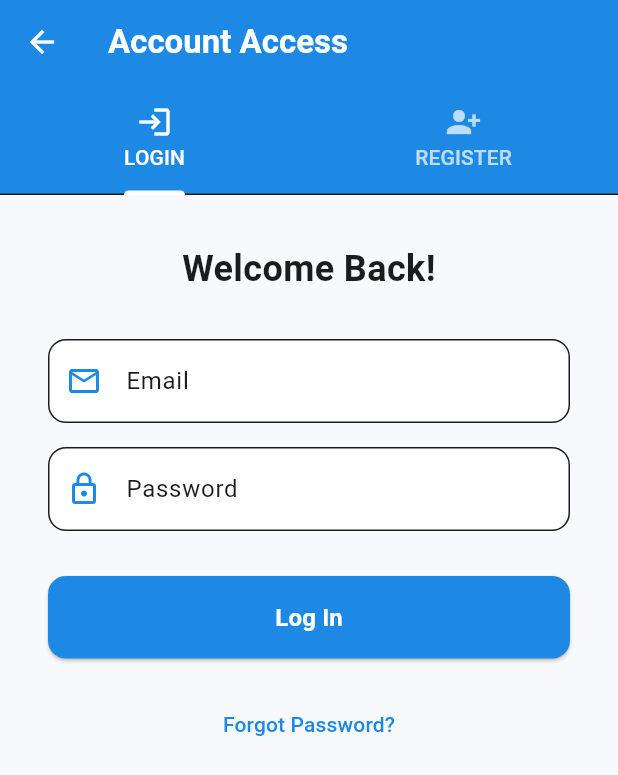
After one commit to azzam380/flutter_news_app, a Flutter app: the AuthView screen opened by its route, on a phone screen of 412 x 824 dp. The commit adds this screen. Shown: the top 775 px of the screen. Run offline on Flutter 3.47's test engine with Material 3 defaults, Android fonts, the phone set to English and light mode, and no system bars; our stand-ins replace cached_network_image, flutter_dotenv, get, share_plus, timeago; network calls fail.

Commit message:
second commit

```diff
--- a/lib/controllers/news_controller.dart
+++ b/lib/controllers/news_controller.dart
@@ -6,13 +6,37 @@ import 'package:news_app/utils/constants.dart';
 class NewsController extends GetxController {
   final NewsService _newsService = NewsService();
 
-  // Observable variables
+  // --- OBSERVABLE STATE UNTUK OTENTIKASI ---
+  final _isLoggedIn = false.obs;
+  final _username = 'Guest'.obs;
+
+  bool get isLoggedIn => _isLoggedIn.value;
+  String get username => _username.value;
+
+  // --- METHODS OTENTIKASI BARU ---
+  void loginUser(String user) {
+    _username.value = user;
+    _isLoggedIn.value = true;
+  }
+
+  void logoutUser() {
+    _username.value = 'Guest';
+    _isLoggedIn.value = false;
+    Get.snackbar('Logout', 'You have successfully logged out.', snackPosition: SnackPosition.BOTTOM);
+  }
+
+  void updateUsername(String newUsername) {
+    _username.value = newUsername;
+    Get.snackbar('Success', 'Username updated successfully!', snackPosition: SnackPosition.BOTTOM);
+  }
+
+  // --- VARIABLES NEWS LAMA ---
   final _isLoading = false.obs;
   final _articles = <NewsArticle>[].obs;
   final _selectedCategory = 'general'.obs;
   final _error = ''.obs;
 
-  // Getters
+  // Getters News
   bool get isLoading => _isLoading.value;
   List<NewsArticle> get articles => _articles;
   String get selectedCategory => _selectedCategory.value;
@@ -25,6 +49,7 @@ class NewsController extends GetxController {
     fetchTopHeadlines();
   }
 
+  // ... (Sisa fungsi fetchTopHeadlines, refreshNews, selectCategory, searchNews tidak berubah)
   Future<void> fetchTopHeadlines({String? category}) async {
     try {
       _isLoading.value = true;
--- a/lib/routes/app_pages.dart
+++ b/lib/routes/app_pages.dart
@@ -3,6 +3,9 @@ import 'package:news_app/bindings/home_binding.dart';
 import 'package:news_app/views/home_view.dart';
 import 'package:news_app/views/news_detail_view.dart';
 import 'package:news_app/views/splash_view.dart';
+import 'package:news_app/views/notification_view.dart';
+import 'package:news_app/views/auth_view.dart';
+import 'package:news_app/views/account_center_view.dart'; // BARU DITAMBAHKAN
 
 part 'app_routes.dart';
 
@@ -15,5 +18,8 @@ class AppPages {
     GetPage(name: _Paths.SPLASH, page: () => SplashView()),
     GetPage(name: _Paths.HOME, page: () => HomeView(), binding: HomeBinding()),
     GetPage(name: _Paths.NEWS_DETAIL, page: () => NewsDetailView()),
+    GetPage(name: _Paths.NOTIFICATION, page: () => const NotificationView()),
+    GetPage(name: _Paths.AUTH, page: () => const AuthView()),
+    GetPage(name: _Paths.ACCOUNT_CENTER, page: () => const AccountCenterView()), // BARU DITAMBAHKAN
   ];
 }
--- a/lib/routes/app_routes.dart
+++ b/lib/routes/app_routes.dart
@@ -1,12 +1,17 @@
 // ignore_for_file: constant_identifier_names
 
 part of 'app_pages.dart';
+
+// Part of 'app_pages.dart'
 
 abstract class Routes {
   Routes._();
   static const SPLASH = _Paths.SPLASH;
   static const HOME = _Paths.HOME;
   static const NEWS_DETAIL = _Paths.NEWS_DETAIL;
+  static const NOTIFICATION = _Paths.NOTIFICATION;
+  static const AUTH = _Paths.AUTH;
+  static const ACCOUNT_CENTER = _Paths.ACCOUNT_CENTER; // BARU DITAMBAHKAN
 }
 
 abstract class _Paths {
@@ -14,4 +19,7 @@ abstract class _Paths {
   static const SPLASH = '/splash';
   static const HOME = '/home';
   static const NEWS_DETAIL = '/news-detail';
+  static const NOTIFICATION = '/notification';
+  static const AUTH = '/auth';
+  static const ACCOUNT_CENTER = '/account-center'; // BARU DITAMBAHKAN
 }
--- /dev/null
+++ b/lib/views/auth_view.dart
@@ -0,0 +1,173 @@
+import 'package:flutter/material.dart';
+import 'package:get/get.dart';
+import 'package:news_app/controllers/news_controller.dart'; // Import Controller
+import 'package:news_app/utils/app_colors.dart';
+import 'package:news_app/routes/app_pages.dart';
+
+class AuthView extends StatelessWidget {
+  const AuthView({Key? key}) : super(key: key);
+
+  @override
+  Widget build(BuildContext context) {
+    return DefaultTabController(
+      length: 2,
+      child: Scaffold(
+        backgroundColor: AppColors.background,
+        appBar: AppBar(
+          title: const Text(
+            'Account Access',
+            style: TextStyle(color: AppColors.onPrimary, fontWeight: FontWeight.bold),
+          ),
+          backgroundColor: AppColors.primaryBlue,
+          iconTheme: const IconThemeData(color: AppColors.onPrimary),
+          bottom: const TabBar(
+            indicatorColor: AppColors.onPrimary,
+            labelColor: AppColors.onPrimary,
+            unselectedLabelColor: Colors.white70,
+            tabs: [
+              Tab(text: 'LOGIN', icon: Icon(Icons.login)),
+              Tab(text: 'REGISTER', icon: Icon(Icons.person_add_alt_1)),
+            ],
+          ),
+        ),
+        body: const TabBarView(
+          children: [
+            _LoginForm(),
+            _RegisterForm(),
+          ],
+        ),
+      ),
+    );
+  }
+}
+
+// --- Widget Form Login ---
+class _LoginForm extends StatelessWidget {
+  const _LoginForm({Key? key}) : super(key: key);
+
+  @override
+  Widget build(BuildContext context) {
+    final TextEditingController emailController = TextEditingController();
+    final TextEditingController passwordController = TextEditingController();
+    final NewsController controller = Get.find<NewsController>();
+
+    return SingleChildScrollView(
+      padding: const EdgeInsets.all(32.0),
+      child: Column(
+        crossAxisAlignment: CrossAxisAlignment.stretch,
+        children: [
+          const Text(
+            'Welcome Back!',
+            style: TextStyle(fontSize: 24, fontWeight: FontWeight.bold, color: AppColors.onBackground),
+            textAlign: TextAlign.center,
+          ),
+          const SizedBox(height: 30),
+          _buildTextField(label: 'Email', icon: Icons.email_outlined, controller: emailController),
+          const SizedBox(height: 16),
+          _buildTextField(label: 'Password', icon: Icons.lock_outline, isPassword: true, controller: passwordController),
+          const SizedBox(height: 30),
+          ElevatedButton(
+            onPressed: () {
+              // LOGIKA LOGIN: Simulasikan login
+              if (emailController.text.isNotEmpty && passwordController.text.isNotEmpty) {
+                  // Anggap login berhasil dan gunakan bagian email pertama sebagai username
+                  final username = emailController.text.split('@').first;
+                  controller.loginUser(username);
+                  Get.snackbar('Success', 'Welcome, $username! Logging you in.', snackPosition: SnackPosition.BOTTOM);
+                  Get.offAllNamed(Routes.HOME); // Kembali ke beranda
+              } else {
+                  Get.snackbar('Error', 'Please fill in all fields.', snackPosition: SnackPosition.BOTTOM);
+              }
+            },
+            style: ElevatedButton.styleFrom(
+              padding: const EdgeInsets.symmetric(vertical: 16),
+              shape: RoundedRectangleBorder(borderRadius: BorderRadius.circular(12)),
+            ),
+            child: const Text('Log In', style: TextStyle(fontSize: 16, fontWeight: FontWeight.bold)),
+          ),
+          const SizedBox(height: 20),
+          TextButton(
+            onPressed: () {
+              Get.snackbar('Forgot Password', 'Password recovery link sent.');
+            },
+            child: const Text('Forgot Password?', style: TextStyle(color: AppColors.primary)),
+          ),
+        ],
+      ),
+    );
+  }
+}
+
+// --- Widget Form Register ---
+class _RegisterForm extends StatelessWidget {
+  const _RegisterForm({Key? key}) : super(key: key);
+
+  @override
+  Widget build(BuildContext context) {
+    final TextEditingController nameController = TextEditingController();
+    final TextEditingController emailController = TextEditingController();
+    final TextEditingController passwordController = TextEditingController();
+    final NewsController controller = Get.find<NewsController>();
+
+    return SingleChildScrollView(
+      padding: const EdgeInsets.all(32.0),
+      child: Column(
+        crossAxisAlignment: CrossAxisAlignment.stretch,
+        children: [
+          const Text(
+            'Create Your Account',
+            style: TextStyle(fontSize: 24, fontWeight: FontWeight.bold, color: AppColors.onBackground),
+            textAlign: TextAlign.center,
+          ),
+          const SizedBox(height: 30),
+          _buildTextField(label: 'Full Name', icon: Icons.person_outline, controller: nameController),
+          const SizedBox(height: 16),
+          _buildTextField(label: 'Email', icon: Icons.email_outlined, controller: emailController),
+          const SizedBox(height: 16),
+          _buildTextField(label: 'Password', icon: Icons.lock_outline, isPassword: true, controller: passwordController),
+          const SizedBox(height: 30),
+          ElevatedButton(
+            onPressed: () {
+              // LOGIKA REGISTER: Simulasikan register
+              if (nameController.text.isNotEmpty && emailController.text.isNotEmpty && passwordController.text.isNotEmpty) {
+                  controller.loginUser(nameController.text);
+                  Get.snackbar('Success', 'Account created! Welcome, ${nameController.text}.', snackPosition: SnackPosition.BOTTOM);
+                  Get.offAllNamed(Routes.HOME); // Kembali ke beranda
+              } else {
+                  Get.snackbar('Error', 'Please fill in all fields.', snackPosition: SnackPosition.BOTTOM);
+              }
+            },
+            style: ElevatedButton.styleFrom(
+              padding: const EdgeInsets.symmetric(vertical: 16),
+              shape: RoundedRectangleBorder(borderRadius: BorderRadius.circular(12)),
+            ),
+            child: const Text('Register', style: TextStyle(fontSize: 16, fontWeight: FontWeight.bold)),
+          ),
+        ],
+      ),
+    );
+  }
+}
+
+// --- Helper untuk TextField ---
+Widget _buildTextField({required String label, required IconData icon, bool isPassword = false, required TextEditingController controller}) {
+  return TextField(
+    controller: controller,
+    obscureText: isPassword,
+    decoration: InputDecoration(
+      labelText: label,
+      prefixIcon: Icon(icon, color: AppColors.primary),
+      filled: true,
+      fillColor: AppColors.surface,
+      border: OutlineInputBorder(
+        borderRadius: BorderRadius.circular(12),
+        borderSide: const BorderSide(color: AppColors.surfaceVariant),
+      ),
+      focusedBorder: OutlineInputBorder(
+        borderRadius: BorderRadius.circular(12),
+        borderSide: const BorderSide(color: AppColors.primary, width: 2),
+      ),
+    ),
+    style: const TextStyle(color: AppColors.onSurface),
+  );
+}
```
Also changed, not shown: lib/views/account_center_view.dart (added, +126 -0 lines), lib/views/home_view.dart (+40 -24 lines), lib/views/notification_view.dart (added, +71 -0 lines).
